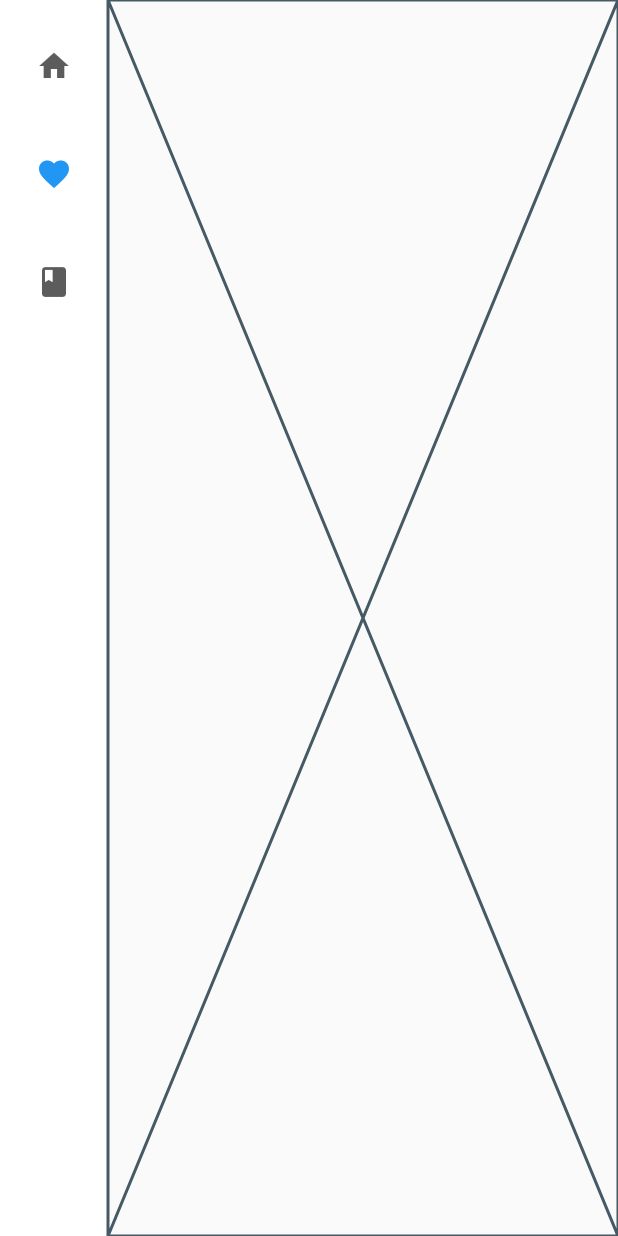
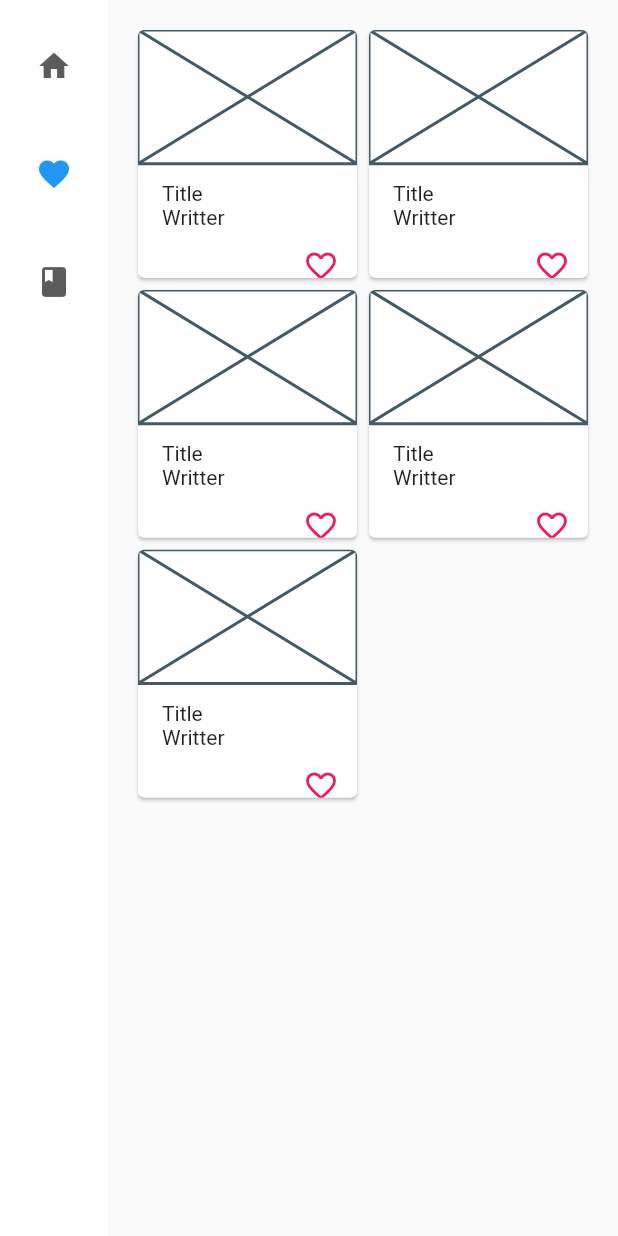
Before and after one commit to valexand-ulb/codex-woltiensis, a Flutter app: the screen it shows after launch, after a tap on "Favorites", on a phone screen of 412 x 824 dp. Run offline on Flutter 3.47's test engine with Material 2 defaults, Android fonts, the phone set to English and light mode, and no system bars; our stand-ins replace sqflite; accounts and stored records are empty.

```diff
--- a/lib/main.dart
+++ b/lib/main.dart
@@ -1,6 +1,6 @@
 import 'package:flutter/material.dart';
 
-import 'View/menu_page.dart';
+import 'view/menu_page.dart';
 
 void main() {
   runApp(const MyApp());
@@ -15,7 +15,6 @@ class MyApp extends StatelessWidget {
     return const MaterialApp(
       title: 'Codex Woltiensis Demo',
       home: MyHomePage(),
-
     );
   }
 }
--- a/lib/view/cards_page.dart
+++ b/lib/view/cards_page.dart
@@ -2,16 +2,19 @@ import 'package:flutter/material.dart';
 
 import 'song_card.dart';
 
-class CardsPage extends StatelessWidget{
+class CardsPage extends StatelessWidget {
   final int _numOfCards;
 
-  const CardsPage(this._numOfCards, {super.key,});
+  const CardsPage(
+    this._numOfCards, {
+    super.key,
+  });
 
   List<Widget> _buildGridCards(int count) {
     List<Widget> cards = List.generate(
       count,
-          (int index) {
-        return SongCard('Title', 'Writter');
+      (int index) {
+        return const SongCard('Title', 'Writter');
       },
     );
     return cards;
@@ -21,10 +24,10 @@ class CardsPage extends StatelessWidget{
   Widget build(BuildContext context) {
     return Scaffold(
       body: GridView.count(
-          crossAxisCount: 2,
-          padding: const EdgeInsets.all(16.0),
-          childAspectRatio: 8.0 / 9.0,
-          children: _buildGridCards(_numOfCards),
+        crossAxisCount: 2,
+        padding: const EdgeInsets.all(16.0),
+        childAspectRatio: 8.0 / 9.0,
+        children: _buildGridCards(_numOfCards),
       ),
     );
   }
--- a/lib/view/liked_page.dart
+++ b/lib/view/liked_page.dart
@@ -0,0 +1,34 @@
+import 'package:flutter/material.dart';
+
+import 'song_card.dart';
+
+class LikedPage extends StatelessWidget {
+  final int _numOfCards;
+
+  const LikedPage(
+    this._numOfCards, {
+    super.key,
+  });
+
+  List<Widget> _buildGridCards(int count) {
+    List<Widget> cards = List.generate(
+      count,
+      (int index) {
+        return const SongCard('Title', 'Writter');
+      },
+    );
+    return cards;
+  }
+
+  @override
+  Widget build(BuildContext context) {
+    return Scaffold(
+      body: GridView.count(
+        crossAxisCount: 2,
+        padding: const EdgeInsets.all(16.0),
+        childAspectRatio: 8.0 / 9.0,
+        children: _buildGridCards(_numOfCards),
+      ),
+    );
+  }
+}
--- a/lib/view/menu_page.dart
+++ b/lib/view/menu_page.dart
@@ -1,8 +1,9 @@
 import 'package:flutter/material.dart';
 
 import 'cards_page.dart';
+import 'liked_page.dart';
 
-class MyHomePage extends StatefulWidget{
+class MyHomePage extends StatefulWidget {
   const MyHomePage({super.key});
 
   @override
@@ -10,19 +11,17 @@ class MyHomePage extends StatefulWidget{
 }
 
 class _MyHomePageState extends State<MyHomePage> {
-
   var selectedIndex = 0;
 
   @override
   Widget build(BuildContext context) {
-
     Widget page;
     switch (selectedIndex) {
       case 0:
         page = const CardsPage(20);
         break;
       case 1:
-        page = const Placeholder();
+        page = const LikedPage(5);
         break;
       case 2:
         page = const Placeholder();
@@ -31,8 +30,7 @@ class _MyHomePageState extends State<MyHomePage> {
         throw UnimplementedError('no widget for $selectedIndex');
     }
 
-    return LayoutBuilder(
-      builder: (context, constraints) {
+    return LayoutBuilder(builder: (context, constraints) {
       return Scaffold(
         body: Row(
           children: [
@@ -68,7 +66,6 @@ class _MyHomePageState extends State<MyHomePage> {
           ],
         ),
       );
-      }
-    );
+    });
   }
 }
```
Also changed, not shown: lib/view/song_card.dart (+22 -40 lines). Lines whose indentation alone changed are shown as unchanged.
